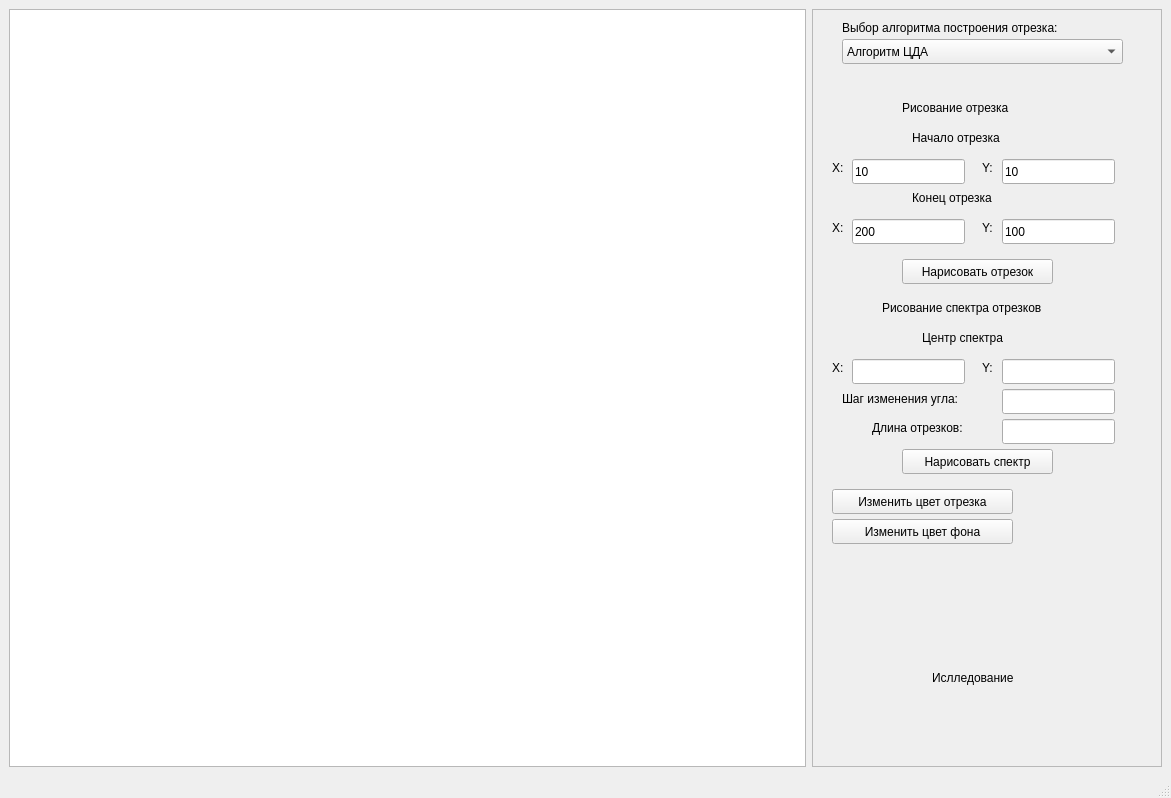
First picture: the form in lab_03/lab_03/mainwindow.ui, repository Noojeetso/bmstu-cg, before the edit.
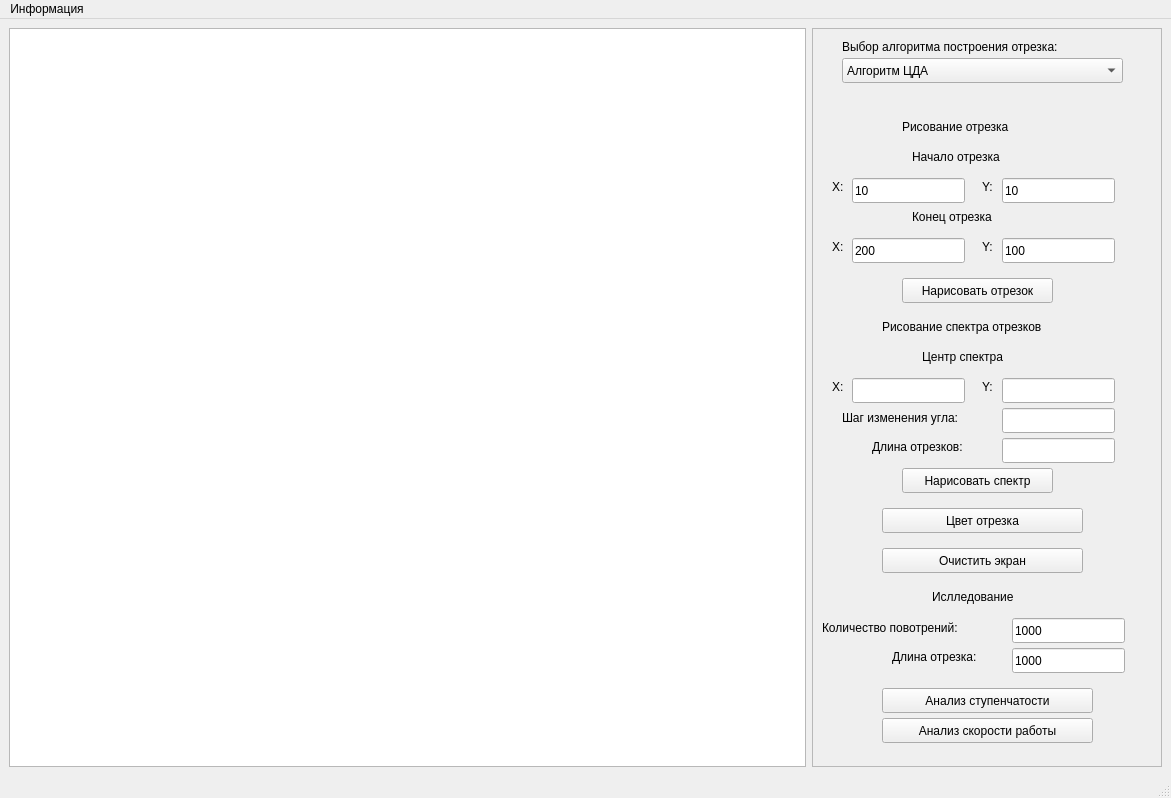
Second picture: the form after the edit.

```diff
--- a/lab_03/lab_03/mainwindow.ui
+++ b/lab_03/lab_03/mainwindow.ui
@@ -19,7 +19,14 @@
      <enum>QLayout::SetDefaultConstraint</enum>
     </property>
     <item>
-     <widget class="QGraphicsView" name="graphicsView"/>
+     <widget class="QGraphicsView" name="graphicsView">
+      <property name="minimumSize">
+       <size>
+        <width>797</width>
+        <height>736</height>
+       </size>
+      </property>
+     </widget>
     </item>
     <item>
      <widget class="QFrame" name="frame">
@@ -77,7 +84,7 @@
        <property name="geometry">
         <rect>
          <x>120</x>
-         <y>660</y>
+         <y>560</y>
          <width>111</width>
          <height>17</height>
         </rect>
@@ -350,27 +357,27 @@
       <widget class="QPushButton" name="change_seg_color">
        <property name="geometry">
         <rect>
-         <x>20</x>
+         <x>70</x>
          <y>480</y>
-         <width>181</width>
+         <width>201</width>
          <height>25</height>
         </rect>
        </property>
        <property name="text">
-        <string>Изменить цвет отрезка</string>
+        <string>Цвет отрезка</string>
        </property>
       </widget>
       <widget class="QPushButton" name="change_bg_color">
        <property name="geometry">
         <rect>
-         <x>20</x>
-         <y>510</y>
-         <width>181</width>
+         <x>70</x>
+         <y>520</y>
+         <width>201</width>
          <height>25</height>
         </rect>
        </property>
        <property name="text">
-        <string>Изменить цвет фона</string>
+        <string>Очистить экран</string>
        </property>
       </widget>
       <widget class="QComboBox" name="algo_combobox">
@@ -426,6 +433,84 @@
         <string>Выбор алгоритма построения отрезка:</string>
        </property>
       </widget>
+      <widget class="QPushButton" name="analyze_steps">
+       <property name="geometry">
+        <rect>
+         <x>70</x>
+         <y>660</y>
+         <width>211</width>
+         <height>25</height>
+        </rect>
+       </property>
+       <property name="text">
+        <string>Анализ ступенчатости</string>
+       </property>
+      </widget>
+      <widget class="QPushButton" name="analyze_speed">
+       <property name="geometry">
+        <rect>
+         <x>70</x>
+         <y>690</y>
+         <width>211</width>
+         <height>25</height>
+        </rect>
+       </property>
+       <property name="text">
+        <string>Анализ скорости работы</string>
+       </property>
+      </widget>
+      <widget class="QLineEdit" name="iter_amount">
+       <property name="geometry">
+        <rect>
+         <x>200</x>
+         <y>590</y>
+         <width>113</width>
+         <height>25</height>
+        </rect>
+       </property>
+       <property name="text">
+        <string>1000</string>
+       </property>
+      </widget>
+      <widget class="QLabel" name="iter_amount_label">
+       <property name="geometry">
+        <rect>
+         <x>10</x>
+         <y>590</y>
+         <width>181</width>
+         <height>20</height>
+        </rect>
+       </property>
+       <property name="text">
+        <string>Количество повотрений:</string>
+       </property>
+      </widget>
+      <widget class="QLineEdit" name="test_seg_length">
+       <property name="geometry">
+        <rect>
+         <x>200</x>
+         <y>620</y>
+         <width>113</width>
+         <height>25</height>
+        </rect>
+       </property>
+       <property name="text">
+        <string>1000</string>
+       </property>
+      </widget>
+      <widget class="QLabel" name="test_seg_label">
+       <property name="geometry">
+        <rect>
+         <x>80</x>
+         <y>620</y>
+         <width>121</width>
+         <height>17</height>
+        </rect>
+       </property>
+       <property name="text">
+        <string>Длина отрезка:</string>
+       </property>
+      </widget>
      </widget>
     </item>
    </layout>
@@ -439,6 +524,13 @@
      <height>22</height>
     </rect>
    </property>
+   <widget class="QMenu" name="menu">
+    <property name="title">
+     <string>Информация</string>
+    </property>
+    <addaction name="action"/>
+   </widget>
+   <addaction name="menu"/>
   </widget>
   <widget class="QStatusBar" name="statusbar"/>
  </widget>
```
Left out of the diff: 33 changed lines with no effect on the pictures.
